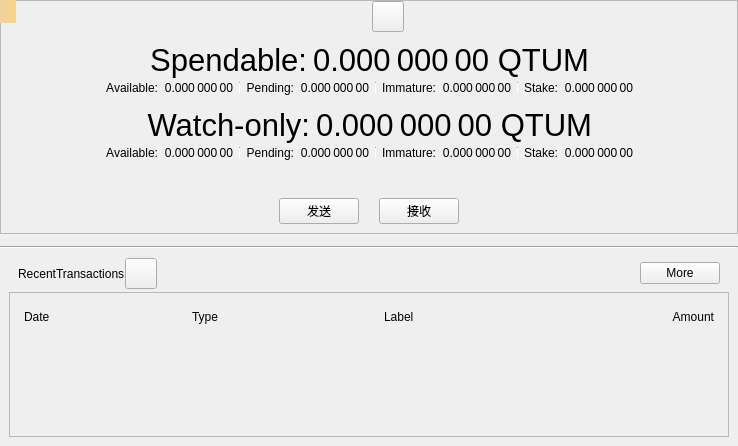
Above: src/qt/forms/overviewpage.ui from Borishbc/kpgchain before the change. Below: the same form after it.
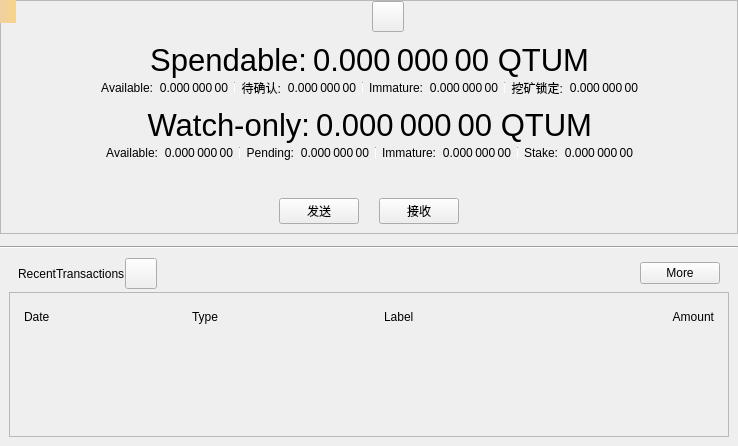
That is the form after the change. Icons and pictures are not drawn. Custom widgets are drawn as their Qt base class.

Patch:
```diff
--- a/src/qt/forms/overviewpage.ui
+++ b/src/qt/forms/overviewpage.ui
@@ -334,7 +334,7 @@
               <item>
                <widget class="QLabel" name="labelPendingText">
                 <property name="text">
-                 <string>Pending:</string>
+                 <string>待确认:</string>
                 </property>
                 <property name="alignment">
                  <set>Qt::AlignRight|Qt::AlignTrailing|Qt::AlignVCenter</set>
@@ -454,7 +454,7 @@
               <item>
                <widget class="QLabel" name="labelStakeText">
                 <property name="text">
-                 <string>Stake:</string>
+                 <string>挖矿锁定:</string>
                 </property>
                 <property name="alignment">
                  <set>Qt::AlignRight|Qt::AlignTrailing|Qt::AlignVCenter</set>
```
